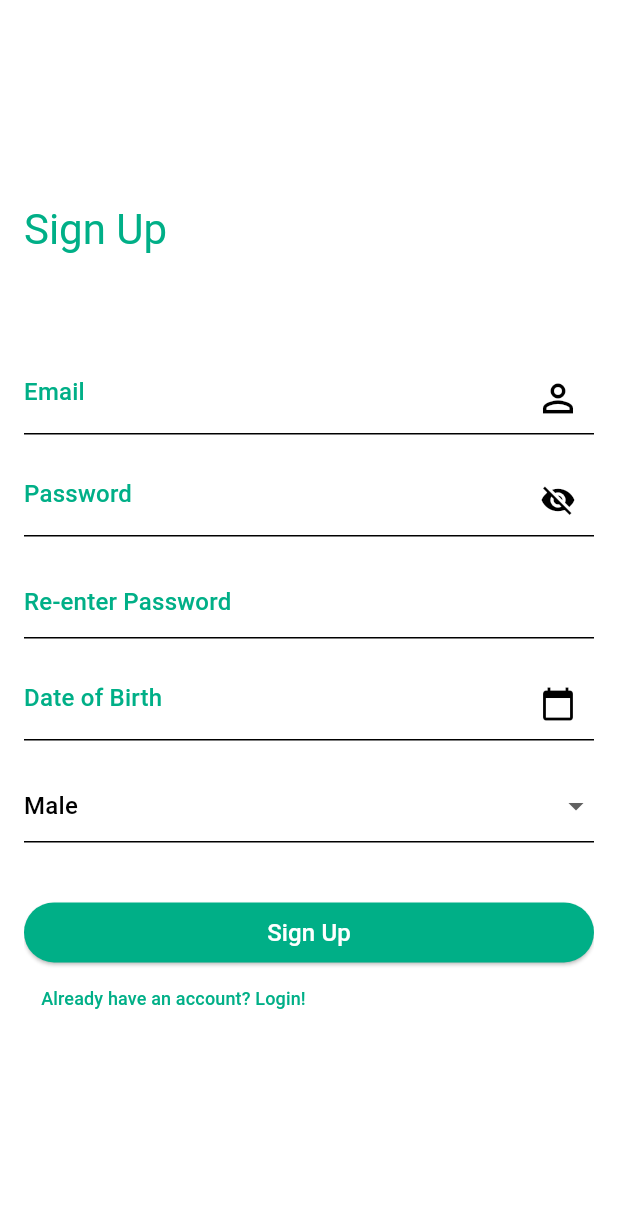
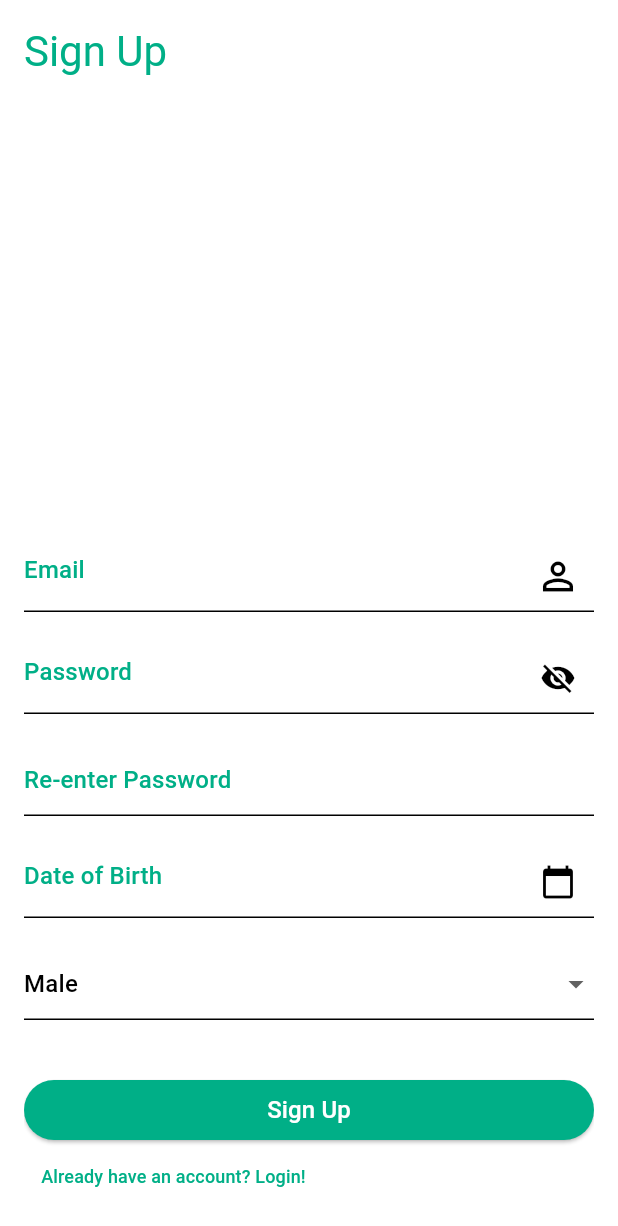
Before and after one commit to Khaatora/Coupony, a Flutter app: the SignupView screen opened directly, on a phone screen of 412 x 824 dp. Shown: the top 1226 px of the screen. Run offline on Flutter 3.47's test engine with Material 2 defaults, Android fonts, the phone set to English and light mode, and no system bars; our stand-ins replace bloc, dartz, device_info_plus, dio, equatable, flutter_bloc and 5 more; accounts and stored records are empty.

Commit message:
removed parent Flexible

```diff
--- a/lib/core/componets/labeled_text_form_field_wtih_trailing.dart
+++ b/lib/core/componets/labeled_text_form_field_wtih_trailing.dart
@@ -30,8 +30,7 @@ class LabeledTextFormFieldWithTrailing extends StatelessWidget {
 
   @override
   Widget build(BuildContext context) {
-    return Flexible(
-      child: TextFormField(
+    return TextFormField(
       controller: textEditingController,
       textInputAction: textInputAction,
       keyboardType: textInputType,
@@ -46,7 +45,6 @@ class LabeledTextFormFieldWithTrailing extends StatelessWidget {
       autocorrect: autocorrect,
       onTap: onTap,
       readOnly: readOnly,
-      ),
     );
   }
 }
```
Lines whose indentation alone changed are shown as unchanged.
